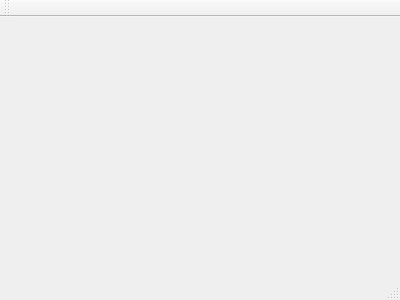
MrJot/C-Lab2, file cpp-lab-2/mainwindow.ui: the form before one commit.
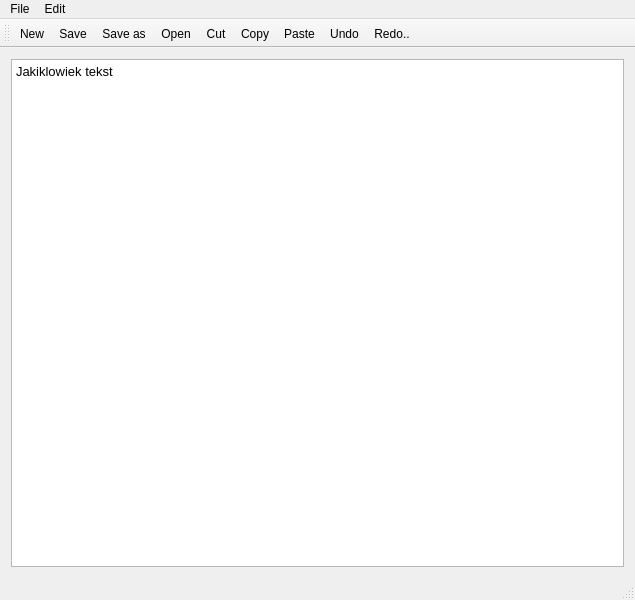
The form after the commit.

```diff
--- a/cpp-lab-2/mainwindow.ui
+++ b/cpp-lab-2/mainwindow.ui
@@ -1,24 +1,129 @@
 <ui version="4.0">
  <class>MainWindow</class>
- <widget class="QMainWindow" name="MainWindow" >
-  <property name="geometry" >
+ <widget class="QMainWindow" name="MainWindow">
+  <property name="geometry">
    <rect>
     <x>0</x>
     <y>0</y>
-    <width>400</width>
-    <height>300</height>
+    <width>635</width>
+    <height>600</height>
    </rect>
   </property>
   <property name="windowTitle" >
    <string>MainWindow</string>
   </property>
-  <widget class="QMenuBar" name="menuBar" />
-  <widget class="QToolBar" name="mainToolBar" />
-  <widget class="QWidget" name="centralWidget" />
-  <widget class="QStatusBar" name="statusBar" />
+  <widget class="QWidget" name="centralWidget">
+   <layout class="QHBoxLayout" name="horizontalLayout">
+    <item>
+     <widget class="QTextEdit" name="textEdit">
+      <property name="html">
+       <string>&lt;!DOCTYPE HTML PUBLIC &quot;-//W3C//DTD HTML 4.0//EN&quot; &quot;http://www.w3.org/TR/REC-html40/strict.dtd&quot;&gt;
+&lt;html&gt;&lt;head&gt;&lt;meta name=&quot;qrichtext&quot; content=&quot;1&quot; /&gt;&lt;style type=&quot;text/css&quot;&gt;
+p, li { white-space: pre-wrap; }
+&lt;/style&gt;&lt;/head&gt;&lt;body style=&quot; font-family:'Liberation Sans'; font-size:10pt; font-weight:400; font-style:normal;&quot;&gt;
+&lt;p style=&quot; margin-top:0px; margin-bottom:0px; margin-left:0px; margin-right:0px; -qt-block-indent:0; text-indent:0px;&quot;&gt;Jakiklowiek tekst&lt;/p&gt;&lt;/body&gt;&lt;/html&gt;</string>
+      </property>
+     </widget>
+    </item>
+   </layout>
+  </widget>
+  <widget class="QMenuBar" name="menuBar">
+   <property name="geometry">
+    <rect>
+     <x>0</x>
+     <y>0</y>
+     <width>635</width>
+     <height>20</height>
+    </rect>
+   </property>
+   <widget class="QMenu" name="menuFile">
+    <property name="title">
+     <string>File</string>
+    </property>
+    <addaction name="actionNew"/>
+    <addaction name="separator"/>
+    <addaction name="actionOpen"/>
+    <addaction name="actionSave"/>
+    <addaction name="actionSave_as"/>
+   </widget>
+   <widget class="QMenu" name="menuEdit">
+    <property name="title">
+     <string>Edit</string>
+    </property>
+    <addaction name="actionCut"/>
+    <addaction name="actionCopy"/>
+    <addaction name="actionPaste"/>
+    <addaction name="actionUndo"/>
+    <addaction name="actionRedo"/>
+   </widget>
+   <addaction name="menuFile"/>
+   <addaction name="menuEdit"/>
+  </widget>
+  <widget class="QToolBar" name="mainToolBar">
+   <attribute name="toolBarArea">
+    <enum>TopToolBarArea</enum>
+   </attribute>
+   <attribute name="toolBarBreak">
+    <bool>false</bool>
+   </attribute>
+   <addaction name="actionNew"/>
+   <addaction name="actionSave"/>
+   <addaction name="actionSave_as"/>
+   <addaction name="actionOpen"/>
+   <addaction name="actionCut"/>
+   <addaction name="actionCopy"/>
+   <addaction name="actionPaste"/>
+   <addaction name="actionUndo"/>
+   <addaction name="actionRedo"/>
+  </widget>
+  <widget class="QStatusBar" name="statusBar"/>
+  <action name="actionNew">
+   <property name="text">
+    <string>New...</string>
+   </property>
+  </action>
+  <action name="actionOpen">
+   <property name="text">
+    <string>Open...</string>
+   </property>
+  </action>
+  <action name="actionSave">
+   <property name="text">
+    <string>Save...</string>
+   </property>
+  </action>
+  <action name="actionSave_as">
+   <property name="text">
+    <string>Save as...</string>
+   </property>
+  </action>
+  <action name="actionCut">
+   <property name="text">
+    <string>Cut...</string>
+   </property>
+  </action>
+  <action name="actionCopy">
+   <property name="text">
+    <string>Copy...</string>
+   </property>
+  </action>
+  <action name="actionPaste">
+   <property name="text">
+    <string>Paste...</string>
+   </property>
+  </action>
+  <action name="actionUndo">
+   <property name="text">
+    <string>Undo...</string>
+   </property>
+  </action>
+  <action name="actionRedo">
+   <property name="text">
+    <string>Redo..</string>
+   </property>
+  </action>
  </widget>
- <layoutDefault spacing="6" margin="11" />
- <pixmapfunction></pixmapfunction>
+ <layoutdefault spacing="6" margin="11"/>
  <resources/>
  <connections/>
 </ui>
```
Left out of the diff: 5 changed lines with no effect on the pictures.
